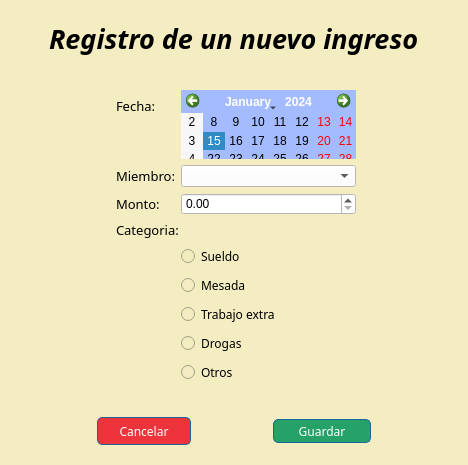
Old version of the form nuevo_ing.ui in the repository JuanFraDev/ProyectoFinal_POO.
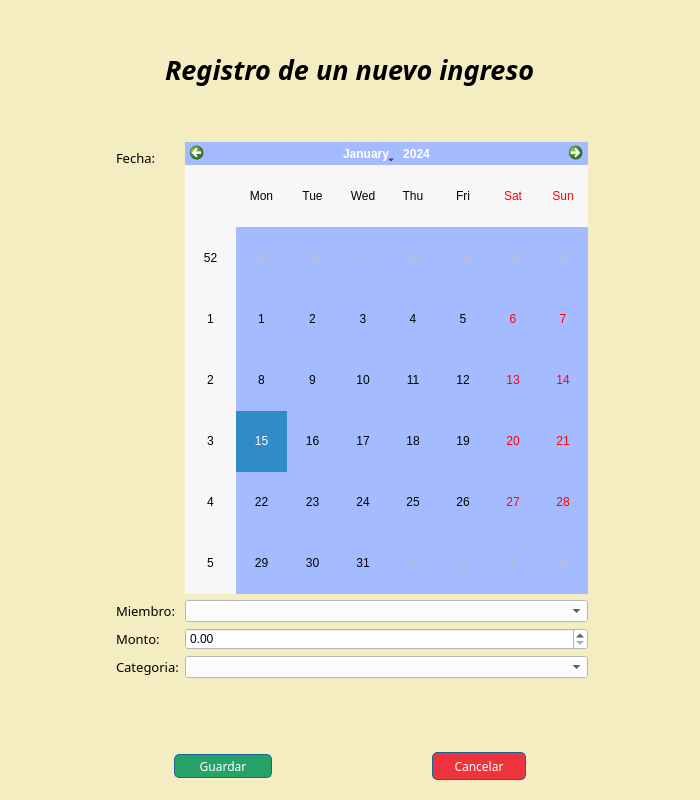
New version of the form.

Patch:
```diff
--- a/nuevo_ing.ui
+++ b/nuevo_ing.ui
@@ -6,20 +6,20 @@
    <rect>
     <x>0</x>
     <y>0</y>
-    <width>468</width>
-    <height>465</height>
+    <width>700</width>
+    <height>800</height>
    </rect>
   </property>
   <property name="minimumSize">
    <size>
-    <width>468</width>
-    <height>465</height>
+    <width>700</width>
+    <height>800</height>
    </size>
   </property>
   <property name="maximumSize">
    <size>
-    <width>468</width>
-    <height>465</height>
+    <width>700</width>
+    <height>800</height>
    </size>
   </property>
   <property name="windowTitle">
@@ -35,10 +35,13 @@
      <property name="orientation">
       <enum>Qt::Vertical</enum>
      </property>
+     <property name="sizeType">
+      <enum>QSizePolicy::Fixed</enum>
+     </property>
      <property name="sizeHint" stdset="0">
       <size>
        <width>20</width>
-       <height>40</height>
+       <height>31</height>
       </size>
      </property>
     </spacer>
@@ -95,10 +98,13 @@
      <property name="orientation">
       <enum>Qt::Vertical</enum>
      </property>
+     <property name="sizeType">
+      <enum>QSizePolicy::Fixed</enum>
+     </property>
      <property name="sizeHint" stdset="0">
       <size>
        <width>20</width>
-       <height>40</height>
+       <height>21</height>
       </size>
      </property>
     </spacer>
@@ -139,13 +145,13 @@
           </widget>
          </item>
          <item row="0" column="1">
-          <widget class="QCalendarWidget" name="calendarWidget">
+          <widget class="QCalendarWidget" name="inFecha">
            <property name="styleSheet">
             <string notr="true">background-color: rgb(164, 188, 255);</string>
            </property>
           </widget>
          </item>
-         <item row="3" column="0">
+         <item row="1" column="0">
           <widget class="QLabel" name="label_2">
            <property name="font">
             <font>
@@ -158,7 +164,19 @@
            </property>
           </widget>
          </item>
-         <item row="5" column="0">
+         <item row="1" column="1">
+          <widget class="QComboBox" name="inMiembro">
+           <property name="font">
+            <font>
+             <family>Segoe UI</family>
+            </font>
+           </property>
+           <property name="styleSheet">
+            <string notr="true">background-color: rgb(255, 255, 255);</string>
+           </property>
+          </widget>
+         </item>
+         <item row="2" column="0">
           <widget class="QLabel" name="label_5">
            <property name="font">
             <font>
@@ -171,8 +189,8 @@
            </property>
           </widget>
          </item>
-         <item row="5" column="1">
-          <widget class="QDoubleSpinBox" name="doubleSpinBox">
+         <item row="2" column="1">
+          <widget class="QDoubleSpinBox" name="inMonto">
            <property name="font">
             <font>
              <family>Segoe UI</family>
@@ -183,7 +201,7 @@
            </property>
           </widget>
          </item>
-         <item row="7" column="0" colspan="2">
+         <item row="3" column="0">
           <widget class="QLabel" name="label_6">
            <property name="font">
             <font>
@@ -196,73 +214,8 @@
            </property>
           </widget>
          </item>
-         <item row="8" column="1">
-          <widget class="QRadioButton" name="radioButton">
-           <property name="font">
-            <font>
-             <family>Lucida Bright</family>
-            </font>
-           </property>
-           <property name="text">
-            <string>Sueldo</string>
-           </property>
-          </widget>
-         </item>
-         <item row="9" column="1">
-          <widget class="QRadioButton" name="radioButton_2">
-           <property name="font">
-            <font>
-             <family>Lucida Bright</family>
-            </font>
-           </property>
-           <property name="text">
-            <string>Mesada</string>
-           </property>
-          </widget>
-         </item>
-         <item row="10" column="1">
-          <widget class="QRadioButton" name="radioButton_3">
-           <property name="font">
-            <font>
-             <family>Lucida Bright</family>
-            </font>
-           </property>
-           <property name="text">
-            <string>Trabajo extra</string>
-           </property>
-          </widget>
-         </item>
-         <item row="11" column="1">
-          <widget class="QRadioButton" name="radioButton_4">
-           <property name="font">
-            <font>
-             <family>Lucida Bright</family>
-            </font>
-           </property>
-           <property name="text">
-            <string>Drogas</string>
-           </property>
-          </widget>
-         </item>
-         <item row="12" column="1">
-          <widget class="QRadioButton" name="radioButton_5">
-           <property name="font">
-            <font>
-             <family>Lucida Bright</family>
-            </font>
-           </property>
-           <property name="text">
-            <string>Otros</string>
-           </property>
-          </widget>
-         </item>
          <item row="3" column="1">
-          <widget class="QComboBox" name="comboBox">
-           <property name="font">
-            <font>
-             <family>Segoe UI</family>
-            </font>
-           </property>
+          <widget class="QComboBox" name="inCategoria">
            <property name="styleSheet">
             <string notr="true">background-color: rgb(255, 255, 255);</string>
            </property>
@@ -295,10 +248,13 @@
      <property name="orientation">
       <enum>Qt::Vertical</enum>
      </property>
+     <property name="sizeType">
+      <enum>QSizePolicy::Fixed</enum>
+     </property>
      <property name="sizeHint" stdset="0">
       <size>
        <width>20</width>
-       <height>40</height>
+       <height>41</height>
       </size>
      </property>
     </spacer>
@@ -319,6 +275,44 @@
         </property>
        </spacer>
       </item>
+      <item>
+       <widget class="QPushButton" name="Guardar">
+        <property name="minimumSize">
+         <size>
+          <width>98</width>
+          <height>24</height>
+         </size>
+        </property>
+        <property name="font">
+         <font>
+          <family>Lucida Bright</family>
+         </font>
+        </property>
+        <property name="styleSheet">
+         <string notr="true">border: 1px solid rgb(24, 103, 155);
+border-radius: 5px;
+background-color: rgb(38, 162, 105);
+color: white;
+</string>
+        </property>
+        <property name="text">
+         <string>Guardar</string>
+        </property>
+       </widget>
+      </item>
+      <item>
+       <spacer name="horizontalSpacer_6">
+        <property name="orientation">
+         <enum>Qt::Horizontal</enum>
+        </property>
+        <property name="sizeHint" stdset="0">
+         <size>
+          <width>40</width>
+          <height>20</height>
+         </size>
+        </property>
+       </spacer>
+      </item>
       <item>
        <widget class="QPushButton" name="Cancelar">
         <property name="minimumSize">
@@ -344,44 +338,6 @@
         </property>
        </widget>
       </item>
-      <item>
-       <spacer name="horizontalSpacer_6">
-        <property name="orientation">
-         <enum>Qt::Horizontal</enum>
-        </property>
-        <property name="sizeHint" stdset="0">
-         <size>
-          <width>40</width>
-          <height>20</height>
-         </size>
-        </property>
-       </spacer>
-      </item>
-      <item>
-       <widget class="QPushButton" name="Guardar">
-        <property name="minimumSize">
-         <size>
-          <width>98</width>
-          <height>24</height>
-         </size>
-        </property>
-        <property name="font">
-         <font>
-          <family>Lucida Bright</family>
-         </font>
-        </property>
-        <property name="styleSheet">
-         <string notr="true">border: 1px solid rgb(24, 103, 155);
-border-radius: 5px;
-background-color: rgb(38, 162, 105);
-color: white;
-</string>
-        </property>
-        <property name="text">
-         <string>Guardar</string>
-        </property>
-       </widget>
-      </item>
       <item>
        <spacer name="horizontalSpacer_7">
         <property name="orientation">
```
